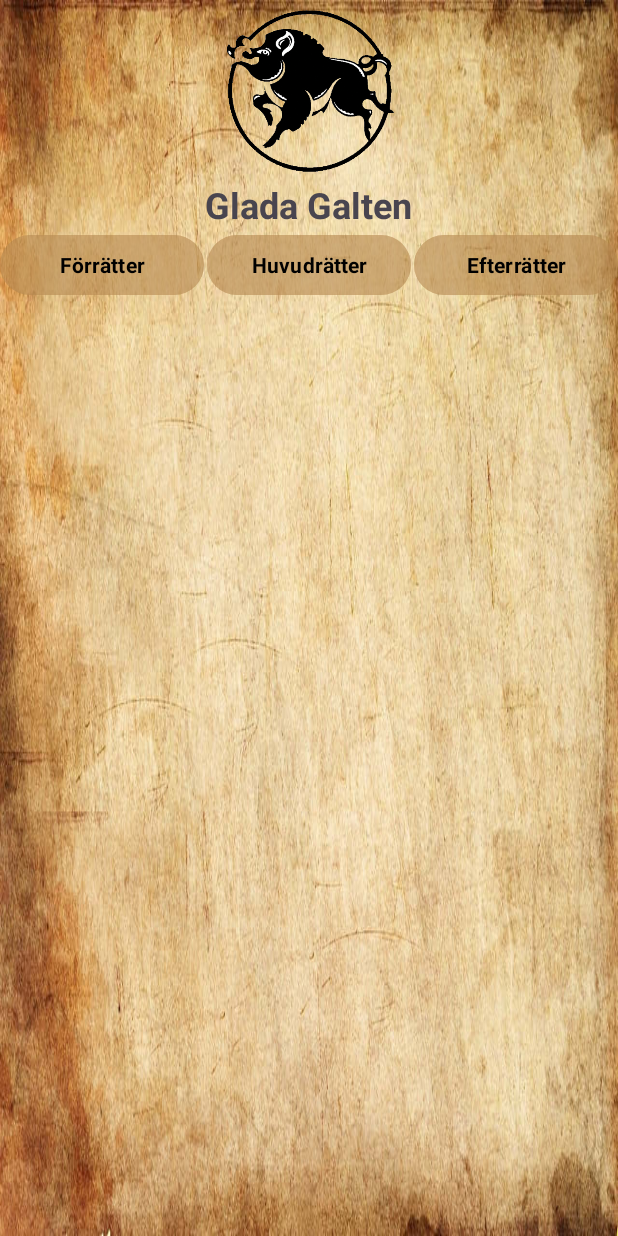
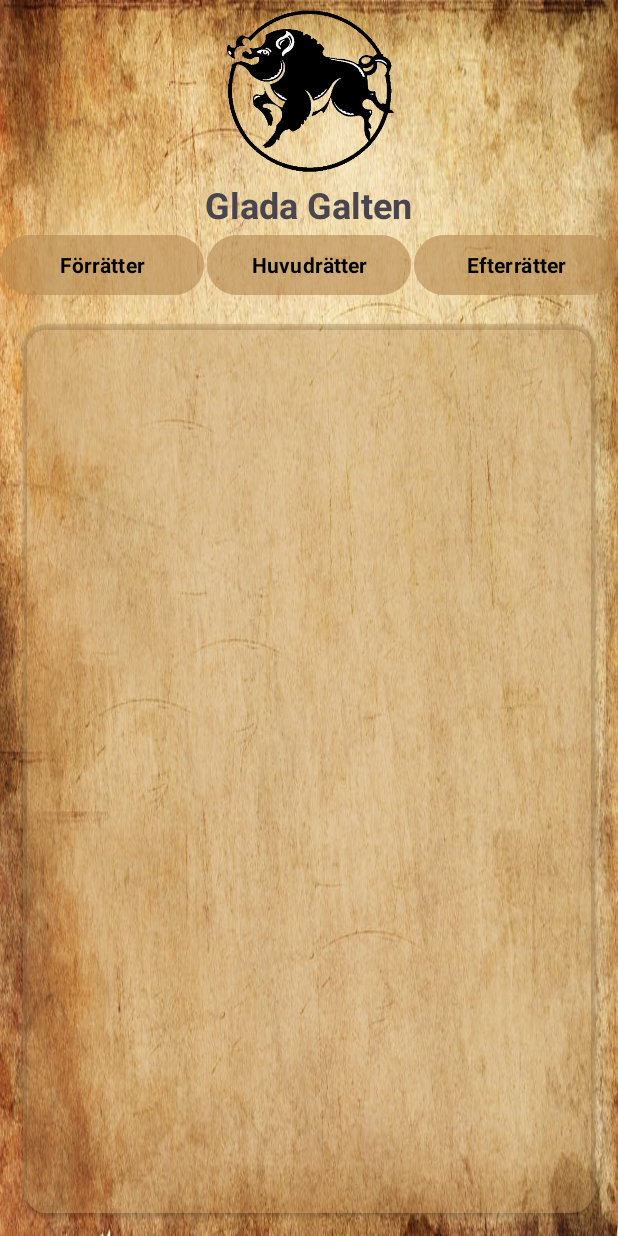
Before and after one commit to JungblomSt/Resturant, an Android app: the screen it shows after launch (MainActivity), on a phone screen of 412 x 824 dp. Run offline under Robolectric (Android 15) with nearby library versions, the phone set to English and light mode, and no system bars; Roboto replaces fonts that are not available here.

Commit message:
added CardWiew with list

```diff
--- a/app/src/main/res/layout/activity_main.xml
+++ b/app/src/main/res/layout/activity_main.xml
@@ -18,7 +18,7 @@
         android:src="@drawable/gg_logga_fri_svart" />
 
     <TextView
-        android:id="@+id/resturantNameText"
+        android:id="@+id/resturant_name_text"
         android:layout_width="wrap_content"
         android:layout_height="wrap_content"
         android:fontFamily="@font/medievalsharp"
@@ -34,43 +34,55 @@
         android:orientation="horizontal" >
         <Button
             android:layout_weight="1"
-            android:id="@+id/starterTextView"
+            android:id="@+id/button_menu1"
             android:layout_width="0dp"
             android:layout_height="wrap_content"
             android:backgroundTint="@color/dark_bege"
             android:fontFamily="@font/medievalsharp"
-            android:text="@string/meny1"
+            android:text="@string/menu1"
             android:textColor="@color/black"
             android:textSize="14sp"
             android:textStyle="bold" />
 
         <Button
             android:layout_weight="1"
-            android:id="@+id/mainsTextView"
+            android:id="@+id/button_menu2"
             android:layout_width="0dp"
             android:layout_height="wrap_content"
             android:layout_marginHorizontal="2dp"
             android:backgroundTint="@color/dark_bege"
             android:fontFamily="@font/medievalsharp"
-            android:text="@string/meny2"
+            android:text="@string/menu2"
             android:textColor="@color/black"
             android:textSize="14sp"
             android:textStyle="bold" />
 
         <Button
             android:layout_weight="1"
-            android:id="@+id/dessertsTextView"
+            android:id="@+id/button_menu3"
             android:layout_width="0dp"
             android:layout_height="wrap_content"
             android:backgroundTint="@color/dark_bege"
             android:fontFamily="@font/medievalsharp"
-            android:text="@string/meny3"
+            android:text="@string/menu3"
             android:textColor="@color/black"
             android:textSize="14sp"
             android:textStyle="bold" />
     </LinearLayout>
 
+    <androidx.cardview.widget.CardView
+        android:layout_width="match_parent"
+        android:layout_height="match_parent"
+        android:layout_margin="15dp"
+        android:backgroundTint="@color/dark_bege"
+        app:cardCornerRadius="16dp" >
 
+    <ListView
+        android:id="@+id/lv_menu"
+        android:layout_width="match_parent"
+        android:layout_height="wrap_content" />
+
+    </androidx.cardview.widget.CardView>
 
 
 </LinearLayout>
--- a/app/src/main/res/values/strings.xml
+++ b/app/src/main/res/values/strings.xml
@@ -1,6 +1,6 @@
 <resources>
     <string name="app_name">ResturantMeny</string>
-    <string name="meny2">Huvudrätter</string>
-    <string name="meny3">Efterrätter</string>
-    <string name="meny1">Förrätter</string>
+    <string name="menu2">Huvudrätter</string>
+    <string name="menu3">Efterrätter</string>
+    <string name="menu1">Förrätter</string>
 </resources>
```
